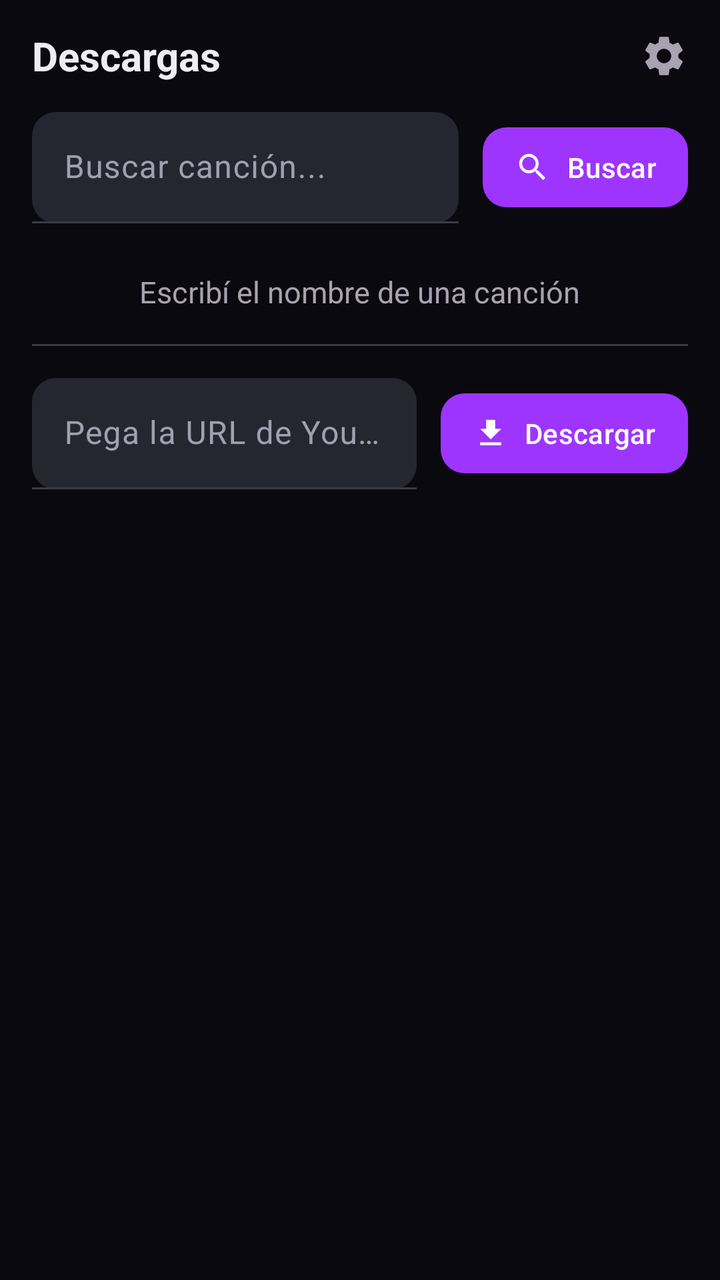
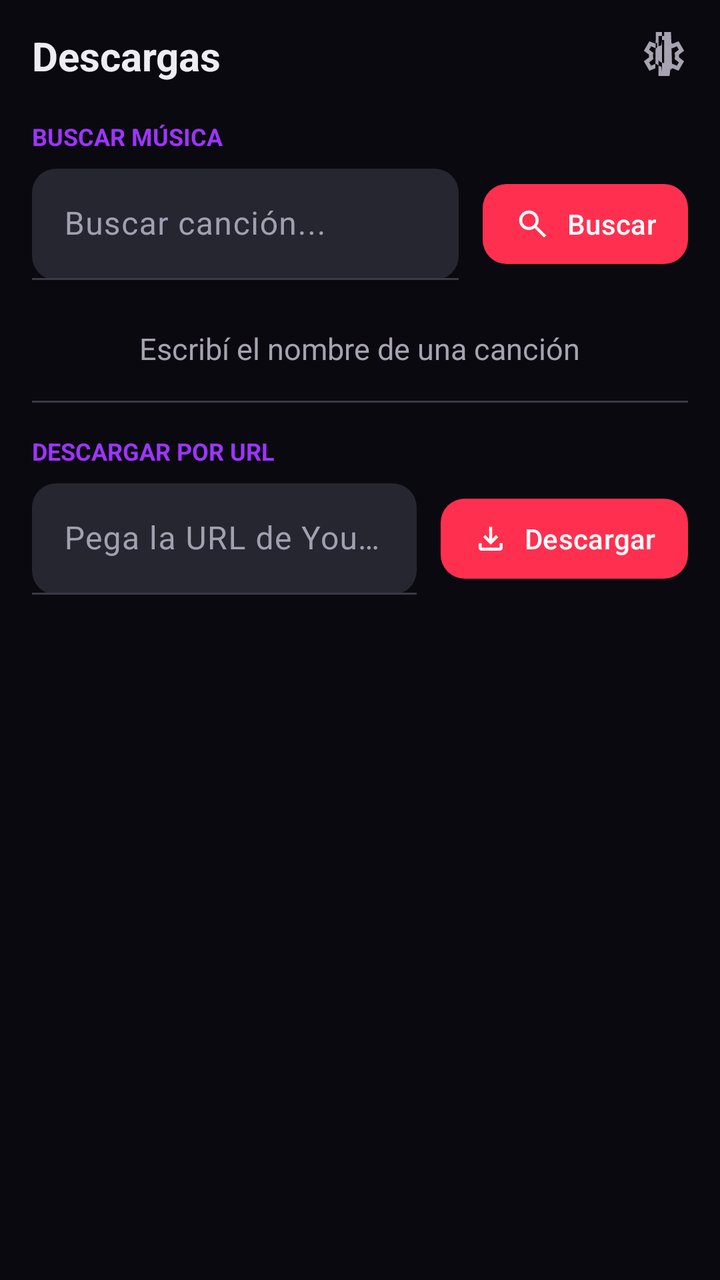

The first picture is an Android layout as it rendered before a commit; the second is the same layout after the commit. The layout source and the unified diff follow.
<!-- AndroidManifest.xml: application theme Theme.MusicDownloader -->
<!-- res/layout/fragment_downloads.xml -->
<?xml version="1.0" encoding="utf-8"?>
<androidx.coordinatorlayout.widget.CoordinatorLayout xmlns:android="http://schemas.android.com/apk/res/android"
    xmlns:app="http://schemas.android.com/apk/res-auto"
    android:layout_width="match_parent"
    android:layout_height="match_parent"
    android:background="@color/background">

    <androidx.core.widget.NestedScrollView
        android:layout_width="match_parent"
        android:layout_height="match_parent"
        android:fillViewport="true"
        android:scrollbars="none">

        <LinearLayout
            android:layout_width="match_parent"
            android:layout_height="wrap_content"
            android:orientation="vertical"
            android:paddingBottom="16dp">

            <LinearLayout
                android:layout_width="match_parent"
                android:layout_height="wrap_content"
                android:gravity="center_vertical"
                android:orientation="horizontal"
                android:paddingStart="16dp"
                android:paddingEnd="8dp"
                android:paddingTop="8dp">

                <TextView
                    android:layout_width="0dp"
                    android:layout_height="wrap_content"
                    android:layout_weight="1"
                    android:text="@string/downloads_title"
                    android:textColor="@color/on_surface"
                    android:textSize="20sp"
                    android:textStyle="bold" />

                <ImageButton
                    android:id="@+id/btn_settings"
                    android:layout_width="40dp"
                    android:layout_height="40dp"
                    android:background="?attr/selectableItemBackgroundBorderless"
                    android:contentDescription="@string/settings_title"
                    android:src="@drawable/ic_settings"
                    app:tint="@color/text_secondary" />

            </LinearLayout>

            <LinearLayout
                android:layout_width="match_parent"
                android:layout_height="wrap_content"
                android:gravity="center_vertical"
                android:orientation="horizontal"
                android:paddingStart="16dp"
                android:paddingEnd="16dp"
                android:paddingTop="8dp"
                android:paddingBottom="8dp">

                <com.google.android.material.textfield.TextInputLayout
                    android:layout_width="0dp"
                    android:layout_height="wrap_content"
                    android:layout_marginEnd="12dp"
                    android:layout_weight="1"
                    app:boxBackgroundMode="filled"
                    app:boxBackgroundColor="@color/surface_high"
                    app:boxCornerRadiusBottomEnd="12dp"
                    app:boxCornerRadiusBottomStart="12dp"
                    app:boxCornerRadiusTopEnd="12dp"
                    app:boxCornerRadiusTopStart="12dp"
                    app:endIconMode="clear_text"
                    app:hintEnabled="true"
                    app:hintTextColor="@color/text_secondary"
                    style="@style/Widget.Material3.TextInputLayout.FilledBox">

                    <com.google.android.material.textfield.TextInputEditText
                        android:id="@+id/et_search"
                        android:layout_width="match_parent"
                        android:layout_height="wrap_content"
                        android:hint="@string/search_hint"
                        android:imeOptions="actionSearch"
                        android:inputType="text"
                        android:textColor="@color/on_surface"
                        android:textColorHint="@color/text_secondary" />

                </com.google.android.material.textfield.TextInputLayout>

                <com.google.android.material.button.MaterialButton
                    android:id="@+id/btn_search"
                    android:layout_width="wrap_content"
                    android:layout_height="wrap_content"
                    android:layout_gravity="center"
                    android:paddingStart="16dp"
                    android:paddingEnd="16dp"
                    android:text="@string/search_button"
                    app:cornerRadius="12dp"
                    app:icon="@drawable/ic_search"
                    app:iconTint="@color/on_primary" />

            </LinearLayout>

            <ProgressBar
                android:id="@+id/pb_search"
                style="?android:attr/progressBarStyleHorizontal"
                android:layout_width="match_parent"
                android:layout_height="wrap_content"
                android:layout_marginStart="16dp"
                android:layout_marginEnd="16dp"
                android:indeterminate="true"
                android:visibility="gone" />

            <androidx.recyclerview.widget.RecyclerView
                android:id="@+id/rv_search_results"
                android:layout_width="match_parent"
                android:layout_height="wrap_content"
                android:clipToPadding="false"
                android:nestedScrollingEnabled="false"
                android:paddingStart="16dp"
                android:paddingEnd="16dp"
                android:paddingTop="4dp"
                android:scrollbars="none" />

            <TextView
                android:id="@+id/tv_empty_search"
                android:layout_width="wrap_content"
                android:layout_height="wrap_content"
                android:layout_gravity="center"
                android:gravity="center"
                android:paddingStart="24dp"
                android:paddingEnd="24dp"
                android:paddingTop="12dp"
                android:text="@string/search_empty"
                android:textAlignment="center"
                android:textColor="@color/text_secondary"
                android:textSize="15sp" />

            <View
                android:layout_width="match_parent"
                android:layout_height="1dp"
                android:layout_marginStart="16dp"
                android:layout_marginEnd="16dp"
                android:layout_marginTop="16dp"
                android:layout_marginBottom="8dp"
                android:background="@color/outline" />

            <LinearLayout
                android:layout_width="match_parent"
                android:layout_height="wrap_content"
                android:gravity="center_vertical"
                android:orientation="horizontal"
                android:paddingStart="16dp"
                android:paddingEnd="16dp"
                android:paddingTop="8dp"
                android:paddingBottom="8dp">

                <com.google.android.material.textfield.TextInputLayout
                    android:layout_width="0dp"
                    android:layout_height="wrap_content"
                    android:layout_marginEnd="12dp"
                    android:layout_weight="1"
                    app:boxBackgroundMode="filled"
                    app:boxBackgroundColor="@color/surface_high"
                    app:boxCornerRadiusBottomEnd="12dp"
                    app:boxCornerRadiusBottomStart="12dp"
                    app:boxCornerRadiusTopEnd="12dp"
                    app:boxCornerRadiusTopStart="12dp"
                    app:endIconMode="clear_text"
                    app:hintEnabled="true"
                    app:hintTextColor="@color/text_secondary"
                    style="@style/Widget.Material3.TextInputLayout.FilledBox">

                    <com.google.android.material.textfield.TextInputEditText
                        android:id="@+id/et_url"
                        android:layout_width="match_parent"
                        android:layout_height="wrap_content"
                        android:hint="@string/url_hint"
                        android:imeOptions="actionDone"
                        android:inputType="textUri"
                        android:textColor="@color/on_surface"
                        android:textColorHint="@color/text_secondary" />

                </com.google.android.material.textfield.TextInputLayout>

                <com.google.android.material.button.MaterialButton
                    android:id="@+id/btn_download"
                    android:layout_width="wrap_content"
                    android:layout_height="wrap_content"
                    android:layout_gravity="center"
                    android:paddingStart="16dp"
                    android:paddingEnd="16dp"
                    android:text="@string/download"
                    app:cornerRadius="12dp"
                    app:icon="@drawable/ic_downloads"
                    app:iconTint="@color/on_primary" />

            </LinearLayout>

            <androidx.recyclerview.widget.RecyclerView
                android:id="@+id/rv_downloads"
                android:layout_width="match_parent"
                android:layout_height="wrap_content"
                android:clipToPadding="false"
                android:nestedScrollingEnabled="false"
                android:paddingStart="16dp"
                android:paddingEnd="16dp"
                android:paddingTop="4dp"
                android:scrollbars="none" />

            <TextView
                android:id="@+id/tv_empty"
                android:layout_width="wrap_content"
                android:layout_height="wrap_content"
                android:layout_gravity="center"
                android:gravity="center"
                android:text="@string/downloads_empty"
                android:textAlignment="center"
                android:textColor="@color/text_secondary"
                android:textSize="15sp"
                android:visibility="gone" />

        </LinearLayout>

    </androidx.core.widget.NestedScrollView>

</androidx.coordinatorlayout.widget.CoordinatorLayout>
<!-- resources referenced by this layout -->
<resources>
  <color name="background">#0B0910</color>
  <color name="on_primary">#FFFFFF</color>
  <color name="on_surface">#EDEDF2</color>
  <color name="outline">#3A3A46</color>
  <color name="surface_high">#262630</color>
  <color name="text_secondary">#A7A3B0</color>
  <!-- drawable ic_downloads (drawable) -->
  <vector xmlns:android="http://schemas.android.com/apk/res/android"
      android:width="24dp"
      android:height="24dp"
      android:viewportWidth="24"
      android:viewportHeight="24">
      <path
          android:fillColor="#FFFFFF"
          android:pathData="M19,9h-4V3H9v6H5l7,7 7,-7zM5,18v2h14v-2H5z"/>
  </vector>
  <!-- drawable ic_search (drawable) -->
  <vector xmlns:android="http://schemas.android.com/apk/res/android"
      android:width="24dp"
      android:height="24dp"
      android:viewportWidth="24"
      android:viewportHeight="24">
      <path
          android:fillColor="#FFFFFF"
          android:pathData="M15.5,14h-0.79l-0.28,-0.27C15.41,12.59 16,11.11 16,9.5 16,5.91 13.09,3 9.5,3S3,5.91 3,9.5 5.91,16 9.5,16c1.61,0 3.09,-0.59 4.23,-1.57l0.27,0.28v0.79l5,4.99L20.49,19l-4.99,-5zM9.5,14C7.01,14 5,11.99 5,9.5S7.01,5 9.5,5 14,7.01 14,9.5 11.99,14 9.5,14z"/>
  </vector>
  <!-- drawable ic_settings (drawable) -->
  <vector xmlns:android="http://schemas.android.com/apk/res/android"
      android:width="24dp"
      android:height="24dp"
      android:viewportWidth="24"
      android:viewportHeight="24">
      <path
          android:fillColor="#FFFFFF"
          android:pathData="M19.14,12.94c0.04,-0.3 0.06,-0.61 0.06,-0.94c0,-0.32 -0.02,-0.64 -0.07,-0.94l2.03,-1.58c0.18,-0.14 0.23,-0.41 0.12,-0.61l-1.92,-3.32c-0.12,-0.22 -0.37,-0.29 -0.59,-0.22l-2.39,0.96c-0.5,-0.38 -1.03,-0.7 -1.62,-0.94L14.4,2.81c-0.04,-0.24 -0.24,-0.41 -0.48,-0.41h-3.84c-0.24,0 -0.43,0.17 -0.47,0.41L9.25,5.35C8.66,5.59 8.12,5.92 7.63,6.29L5.24,5.33c-0.22,-0.08 -0.47,0 -0.59,0.22L2.74,8.87C2.62,9.08 2.66,9.34 2.86,9.48l2.03,1.58C4.84,11.36 4.8,11.69 4.8,12s0.02,0.64 0.07,0.94l-2.03,1.58c-0.18,0.14 -0.23,0.41 -0.12,0.61l1.92,3.32c0.12,0.22 0.37,0.29 0.59,0.22l2.39,-0.96c0.5,0.38 1.03,0.7 1.62,0.94l0.36,2.54c0.05,0.24 0.24,0.41 0.48,0.41h3.84c0.24,0 0.44,-0.17 0.47,-0.41l0.36,-2.54c0.59,-0.24 1.13,-0.56 1.62,-0.94l2.39,0.96c0.22,0.08 0.47,0 0.59,-0.22l1.92,-3.32c0.12,-0.22 0.07,-0.47 -0.12,-0.61L19.14,12.94zM12,15.6c-1.98,0 -3.6,-1.62 -3.6,-3.6s1.62,-3.6 3.6,-3.6s3.6,1.62 3.6,3.6S13.98,15.6 12,15.6z"/>
  </vector>
  <string name="download">Descargar</string>
  <string name="downloads_empty">No hay descargas. Pega una URL de YouTube arriba.</string>
  <string name="downloads_title">Descargas</string>
  <string name="search_button">Buscar</string>
  <color name="primary">#9D35FF</color>
  <color name="primary_container">#6D22C9</color>
  <color name="on_primary_container">#F3E8FF</color>
  <color name="secondary">#FF304F</color>
  <color name="on_secondary">#FFFFFF</color>
  <color name="secondary_container">#5C1E1E</color>
  <color name="on_secondary_container">#FFDADA</color>
  <color name="surface">#12101A</color>
  <color name="surface_variant">#2A2A34</color>
  <color name="on_surface_variant">#A0A0B0</color>
  <color name="surface_low">#1E1E26</color>
  <!-- unchanged entries left out for length: 5 -->
</resources>

<!-- the commit's change to res/layout/fragment_downloads.xml (unified diff, before → after) -->
@@ -45,6 +45,17 @@
                     app:tint="@color/text_secondary" />
 
             </LinearLayout>
+
+            <TextView
+                android:layout_width="wrap_content"
+                android:layout_height="wrap_content"
+                android:layout_marginStart="16dp"
+                android:layout_marginTop="12dp"
+                android:text="@string/downloads_section_search"
+                android:textAllCaps="true"
+                android:textColor="@color/primary"
+                android:textSize="12sp"
+                android:textStyle="bold" />
 
             <LinearLayout
                 android:layout_width="match_parent"
@@ -92,9 +103,11 @@
                     android:paddingStart="16dp"
                     android:paddingEnd="16dp"
                     android:text="@string/search_button"
+                    android:textColor="@color/on_secondary"
+                    app:backgroundTint="@color/bg_download_button_tint"
                     app:cornerRadius="12dp"
                     app:icon="@drawable/ic_search"
-                    app:iconTint="@color/on_primary" />
+                    app:iconTint="@color/on_secondary" />
 
             </LinearLayout>
 
@@ -141,6 +154,17 @@
                 android:layout_marginTop="16dp"
                 android:layout_marginBottom="8dp"
                 android:background="@color/outline" />
+
+            <TextView
+                android:layout_width="wrap_content"
+                android:layout_height="wrap_content"
+                android:layout_marginStart="16dp"
+                android:layout_marginTop="8dp"
+                android:text="@string/downloads_section_url"
+                android:textAllCaps="true"
+                android:textColor="@color/primary"
+                android:textSize="12sp"
+                android:textStyle="bold" />
 
             <LinearLayout
                 android:layout_width="match_parent"
@@ -188,9 +212,11 @@
                     android:paddingStart="16dp"
                     android:paddingEnd="16dp"
                     android:text="@string/download"
+                    android:textColor="@color/on_secondary"
+                    app:backgroundTint="@color/bg_download_button_tint"
                     app:cornerRadius="12dp"
                     app:icon="@drawable/ic_downloads"
-                    app:iconTint="@color/on_primary" />
+                    app:iconTint="@color/on_secondary" />
 
             </LinearLayout>
 
@@ -205,17 +231,37 @@
                 android:paddingTop="4dp"
                 android:scrollbars="none" />
 
-            <TextView
+            <LinearLayout
                 android:id="@+id/tv_empty"
-                android:layout_width="wrap_content"
-                android:layout_height="wrap_content"
-                android:layout_gravity="center"
+                android:layout_width="match_parent"
+                android:layout_height="wrap_content"
                 android:gravity="center"
-                android:text="@string/downloads_empty"
-                android:textAlignment="center"
-                android:textColor="@color/text_secondary"
-                android:textSize="15sp"
-                android:visibility="gone" />
+                android:orientation="vertical"
+                android:paddingStart="32dp"
+                android:paddingEnd="32dp"
+                android:paddingTop="24dp"
+                android:paddingBottom="24dp"
+                android:visibility="gone">
+
+                <TextView
+                    android:layout_width="wrap_content"
+                    android:layout_height="wrap_content"
+                    android:text="@string/downloads_empty_equalizer"
+                    android:textColor="@color/secondary"
+                    android:textSize="48sp"
+                    android:textStyle="bold" />
+
+                <TextView
+                    android:layout_width="wrap_content"
+                    android:layout_height="wrap_content"
+                    android:layout_marginTop="8dp"
+                    android:gravity="center"
+                    android:text="@string/downloads_empty_hint"
+                    android:textAlignment="center"
+                    android:textColor="@color/text_secondary"
+                    android:textSize="15sp" />
+
+            </LinearLayout>
 
         </LinearLayout>
 
<!-- resource entries referenced after the edit -->
@@ -14,7 +14,7 @@
       android:viewportHeight="24">
       <path
           android:fillColor="#FFFFFF"
-          android:pathData="M19,9h-4V3H9v6H5l7,7 7,-7zM5,18v2h14v-2H5z"/>
+          android:pathData="M 6 20 q -0.825 0 -1.412 -0.587 Q 4 18.825 4 18 v -3 h 2 v 3 h 12 v -3 h 2 v 3 q 0 0.825 -0.587 1.413 Q 18.825 20 18 20 Z m 6 -4 l -5 -5 l 1.4 -1.45 l 2.6 2.6 V 4 h 2 v 8.15 l 2.6 -2.6 L 17 11 Z" />
   </vector>
   <!-- drawable ic_search (drawable) -->
   <vector xmlns:android="http://schemas.android.com/apk/res/android"
@@ -24,7 +24,7 @@
       android:viewportHeight="24">
       <path
           android:fillColor="#FFFFFF"
-          android:pathData="M15.5,14h-0.79l-0.28,-0.27C15.41,12.59 16,11.11 16,9.5 16,5.91 13.09,3 9.5,3S3,5.91 3,9.5 5.91,16 9.5,16c1.61,0 3.09,-0.59 4.23,-1.57l0.27,0.28v0.79l5,4.99L20.49,19l-4.99,-5zM9.5,14C7.01,14 5,11.99 5,9.5S7.01,5 9.5,5 14,7.01 14,9.5 11.99,14 9.5,14z"/>
+          android:pathData="M 19.6 21 L 13.3 14.7 q -0.75 0.6 -1.725 0.95 t -2.075 0.35 q -2.725 0 -4.6125 -1.8875 T 3 9.5 q 0 -2.725 1.8875 -4.6125 T 9.5 3 q 2.725 0 4.6125 1.8875 T 16 9.5 q 0 1.1 -0.35 2.075 t -0.95 1.725 l 6.3 6.3 l -1.4 1.4 Z M 9.5 14 q 1.875 0 3.1875 -1.3125 T 14 9.5 q 0 -1.875 -1.3125 -3.1875 T 9.5 5 q -1.875 0 -3.1875 1.3125 T 5 9.5 q 0 1.875 1.3125 3.1875 T 9.5 14 Z" />
   </vector>
   <!-- drawable ic_settings (drawable) -->
   <vector xmlns:android="http://schemas.android.com/apk/res/android"
@@ -34,10 +34,13 @@
       android:viewportHeight="24">
       <path
           android:fillColor="#FFFFFF"
-          android:pathData="M19.14,12.94c0.04,-0.3 0.06,-0.61 0.06,-0.94c0,-0.32 -0.02,-0.64 -0.07,-0.94l2.03,-1.58c0.18,-0.14 0.23,-0.41 0.12,-0.61l-1.92,-3.32c-0.12,-0.22 -0.37,-0.29 -0.59,-0.22l-2.39,0.96c-0.5,-0.38 -1.03,-0.7 -1.62,-0.94L14.4,2.81c-0.04,-0.24 -0.24,-0.41 -0.48,-0.41h-3.84c-0.24,0 -0.43,0.17 -0.47,0.41L9.25,5.35C8.66,5.59 8.12,5.92 7.63,6.29L5.24,5.33c-0.22,-0.08 -0.47,0 -0.59,0.22L2.74,8.87C2.62,9.08 2.66,9.34 2.86,9.48l2.03,1.58C4.84,11.36 4.8,11.69 4.8,12s0.02,0.64 0.07,0.94l-2.03,1.58c-0.18,0.14 -0.23,0.41 -0.12,0.61l1.92,3.32c0.12,0.22 0.37,0.29 0.59,0.22l2.39,-0.96c0.5,0.38 1.03,0.7 1.62,0.94l0.36,2.54c0.05,0.24 0.24,0.41 0.48,0.41h3.84c0.24,0 0.44,-0.17 0.47,-0.41l0.36,-2.54c0.59,-0.24 1.13,-0.56 1.62,-0.94l2.39,0.96c0.22,0.08 0.47,0 0.59,-0.22l1.92,-3.32c0.12,-0.22 0.07,-0.47 -0.12,-0.61L19.14,12.94zM12,15.6c-1.98,0 -3.6,-1.62 -3.6,-3.6s1.62,-3.6 3.6,-3.6s3.6,1.62 3.6,3.6S13.98,15.6 12,15.6z"/>
+          android:pathData="m 9.25 -2 l -0.4 -3.2 q -0.325 -0.125 -0.6125 -0.3 T 7.675 18.125 l -2.975 1.25 L 1.95 14.625 l 2.575 -1.95 q -0.025 -0.175 -0.025 -0.3375 v -0.675 q 0 -0.1625 0.025 -0.3375 L 1.95 9.375 l 2.75 -4.75 l 2.975 1.25 q 0.275 -0.2 0.575 -0.375 t 0.6 -0.3 l 0.4 -3.2 h 5.5 l 0.4 3.2 q 0.325 0.125 0.6125 0.3 t 0.5625 0.375 l 2.975 -1.25 l 2.75 4.75 l -2.575 1.95 q 0.025 0.175 0.025 0.3375 v 0.675 q 0 0.1625 -0.05 0.3375 l 2.575 1.95 l -2.75 4.75 l -2.95 -1.25 q -0.275 0.2 -0.575 0.375 t -0.6 0.3 L 14.75 22 H 9.25 Z m 1.75 -2 h 1.975 l 0.35 -2.65 q 0.775 -0.2 1.4375 -0.5875 T 15.975 15.825 l 2.475 1.025 l 0.975 -1.7 l -2.15 -1.625 q 0.125 -0.35 0.175 -0.7375 t 0.05 -0.7875 q 0 -0.4 -0.05 -0.7875 t -0.175 -0.7375 l 2.15 -1.625 l -0.975 -1.7 l -2.475 1.05 q -0.55 -0.575 -1.2125 -0.9625 T 13.325 6.65 l -0.325 -2.65 h -1.975 l -0.35 2.65 q -0.775 0.2 -1.4375 0.5875 T 8.025 8.175 l -2.475 -1.025 l -0.975 1.7 l 2.15 1.6 q -0.125 0.375 -0.175 0.75 t -0.05 0.8 q 0 0.4 0.05 0.775 t 0.175 0.75 l -2.15 1.625 l 0.975 1.7 l 2.475 -1.05 q 0.55 0.575 1.2125 0.9625 T 10.675 17.35 l 0.325 2.65 Z m 1.05 -4.5 q 1.45 0 2.475 -1.025 t 1.025 -2.475 q 0 -1.45 -1.025 -2.475 t -2.475 -1.025 q -1.475 0 -2.4875 1.025 T 8.55 12 q 0 1.45 1.0125 2.475 t 2.4875 1.025 Z m -0.05 -3.5 Z" />
   </vector>
   <string name="download">Descargar</string>
-  <string name="downloads_empty">No hay descargas. Pega una URL de YouTube arriba.</string>
+  <string name="downloads_empty_equalizer">▂ ▅ ▇ ▅ ▂</string>
+  <string name="downloads_empty_hint">Busca tu música o pega un enlace de YouTube</string>
+  <string name="downloads_section_search">Buscar música</string>
+  <string name="downloads_section_url">Descargar por URL</string>
   <string name="downloads_title">Descargas</string>
   <string name="search_button">Buscar</string>
   <color name="primary">#9D35FF</color>
